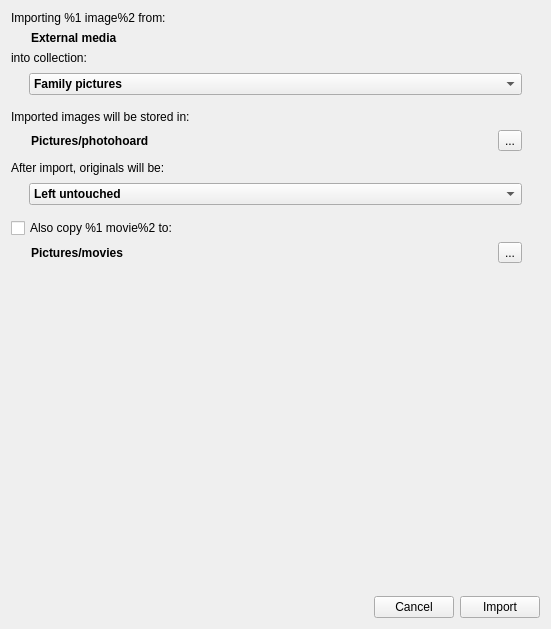
First picture: the form in src/dlg/ImportExternalDialog.ui, repository wagenadl/photohoard, before the edit.
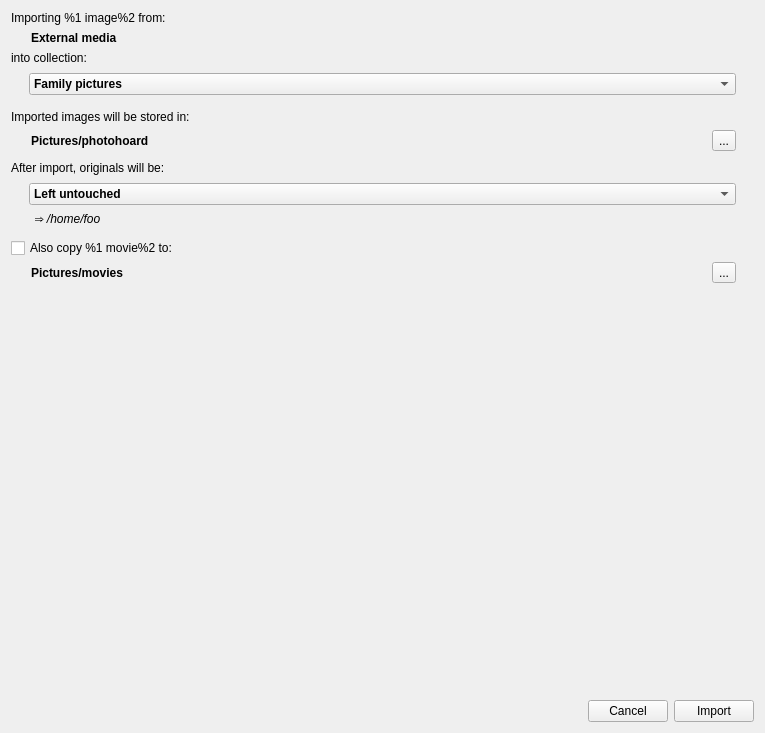
Second picture: the form after the edit.

Commit message: Improvements to import dialogs

The edit to the form file:
```diff
--- a/src/dlg/ImportExternalDialog.ui
+++ b/src/dlg/ImportExternalDialog.ui
@@ -6,8 +6,8 @@
    <rect>
     <x>0</x>
     <y>0</y>
-    <width>551</width>
-    <height>629</height>
+    <width>765</width>
+    <height>733</height>
    </rect>
   </property>
   <property name="windowTitle">
@@ -227,6 +227,33 @@
      </layout>
     </widget>
    </item>
+   <item>
+    <widget class="QWidget" name="backupContainer" native="true">
+     <layout class="QHBoxLayout" name="horizontalLayout_6">
+      <property name="leftMargin">
+       <number>24</number>
+      </property>
+      <property name="topMargin">
+       <number>0</number>
+      </property>
+      <property name="bottomMargin">
+       <number>0</number>
+      </property>
+      <item>
+       <widget class="QLabel" name="backupPath">
+        <property name="font">
+         <font>
+          <italic>true</italic>
+         </font>
+        </property>
+        <property name="text">
+         <string>⇒ /home/foo</string>
+        </property>
+       </widget>
+      </item>
+     </layout>
+    </widget>
+   </item>
    <item>
     <widget class="QWidget" name="movieContainer" native="true">
      <layout class="QVBoxLayout" name="verticalLayout_2">
```
Left out of the diff: 37 changed lines with no effect on the pictures. The commit also changes 5 other files.
